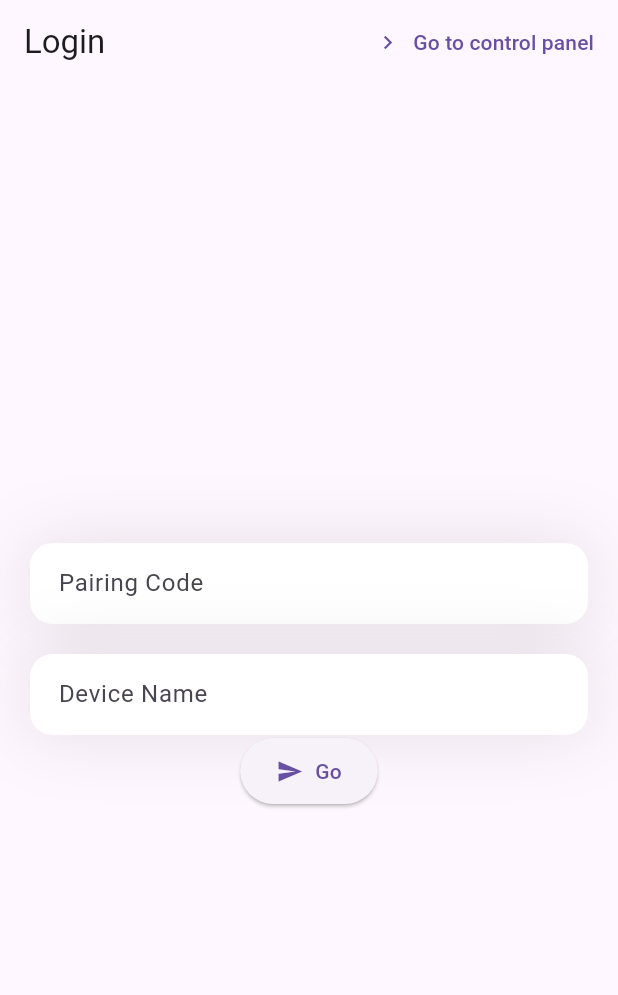
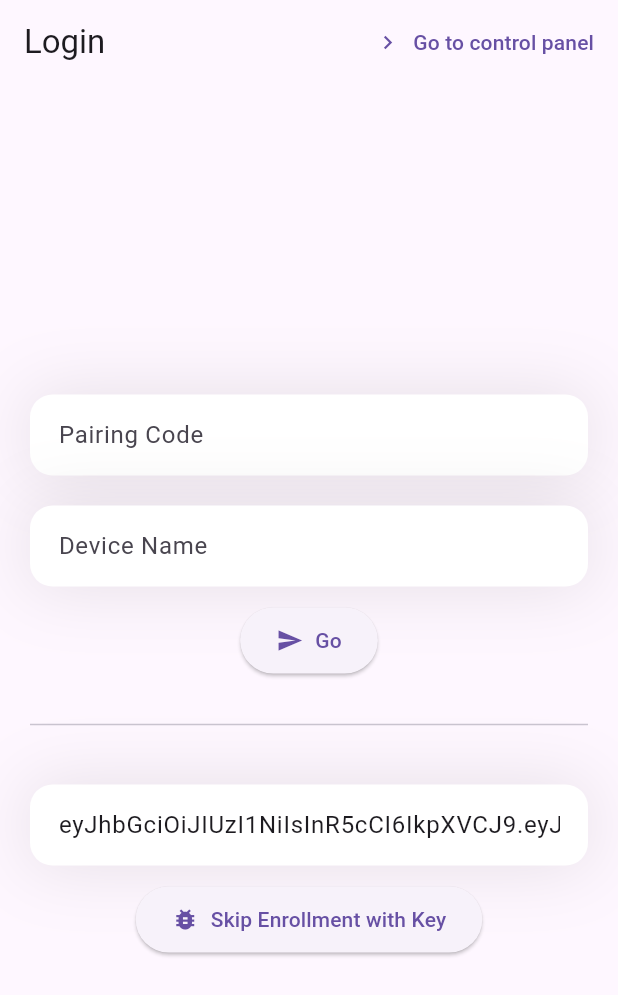
Before and after one commit to sinemadalan/digital_assistant, a Flutter app: the screen it shows after launch, on a phone screen of 412 x 824 dp. Shown: the top 995 px of the screen. Run offline on Flutter 3.47's test engine with Material 3 defaults, Android fonts, the phone set to English and light mode, and no system bars; our stand-ins replace flutter_secure_storage.

Commit message:
Add debug JWT login bypass and update analysis options

```diff
--- a/analysis_options.yaml
+++ b/analysis_options.yaml
@@ -7,6 +7,10 @@
 
 # The following line activates a set of recommended lints for Flutter apps,
 # packages, and plugins designed to encourage good coding practices.
+analyzer:
+  exclude:
+    - build/**
+    - android/**
 include: package:flutter_lints/flutter.yaml
 
 linter:
--- a/lib/pages/login_page.dart
+++ b/lib/pages/login_page.dart
@@ -4,29 +4,34 @@ import 'package:flutter/material.dart';
 import '../Util/user_auth_manager.dart' as auth;
 
 class LoginPage extends StatefulWidget {
-  const LoginPage({Key? key}) : super(key: key);
+  const LoginPage({super.key});
 
   @override
   State<LoginPage> createState() => _LoginPageState();
 }
-class _LoginPageState extends State<LoginPage>{
-  @override
-  State<LoginPage> createState() => _LoginPageState();
+
+class _LoginPageState extends State<LoginPage> {
   final TextEditingController _pairingCodeController = TextEditingController();
   final TextEditingController _deviceNameController = TextEditingController();
+  final TextEditingController _debugTokenController = TextEditingController(
+    text:
+        "eyJhbGciOiJIUzI1NiIsInR5cCI6IkpXVCJ9.eyJzdWIiOiIwMWEwNTgyMS02NTg4LTdlNDQtODg4OC1mMDNlYmEwOTEyY2MiLCJ0eXAiOiJkZXZpY2UiLCJpYXQiOjE3ODgxODQ5Nzh9.x_90gl0Tc9jqkoygWj5nB2MX9RlXvuoBsU3diMo-9Ug",
+  );
 
   // 3. Dispose of controllers when the widget is destroyed
   @override
   void dispose() {
     _pairingCodeController.dispose();
     _deviceNameController.dispose();
+    _debugTokenController.dispose();
     super.dispose();
   }
 
+  @override
   Widget build(BuildContext context) {
-    Future<void> navigateToControlPanel () => Navigator.push(
+    Future<void> navigateToControlPanel() => Navigator.push(
       context,
-        MaterialPageRoute<void>(builder: (context) => const ControlPanel())
+      MaterialPageRoute<void>(builder: (context) => const ControlPanel()),
     );
 
     return Scaffold(
@@ -41,25 +46,53 @@ class _LoginPageState extends State<LoginPage>{
         ],
       ),
       body: Center(
+        child: SingleChildScrollView(
           child: Column(
             mainAxisAlignment: MainAxisAlignment.center,
             children: [
               decoratedTextFieldContainer("Pairing Code", _pairingCodeController),
               decoratedTextFieldContainer("Device Name", _deviceNameController),
+              const SizedBox(height: 12),
               decoratedButtonContainer("Go", () async {
                 String key = _pairingCodeController.text;
                 String deviceName = _deviceNameController.text;
                 var result = await auth.mockEnrollDeviceIfTokenNotExist(key, deviceName);
                 if (result == EnrollResult.success) {
                   navigateToControlPanel();
-                }else{
+                } else {
                   print("Error: $result");
+                  if (context.mounted) {
                     ScaffoldMessenger.of(context).showSnackBar(SnackBar(content: Text("Error: $result")));
                   }
                 }
-
-            )
+              }),
+              const SizedBox(height: 24),
+              const Divider(indent: 20, endIndent: 20),
+              const SizedBox(height: 12),
+              decoratedTextFieldContainer("Debug JWT Key", _debugTokenController),
+              const SizedBox(height: 12),
+              decoratedButtonContainer(
+                "Skip Enrollment with Key",
+                () async {
+                  String token = _debugTokenController.text;
+                  String deviceName =
+                      _deviceNameController.text.isNotEmpty
+                          ? _deviceNameController.text
+                          : "idk";
+                  var result = await auth.skipEnrollWithKeyForDebug(token, deviceName);
+                  if (result == EnrollResult.success) {
+                    navigateToControlPanel();
+                  } else {
+                    print("Error: $result");
+                    if (context.mounted) {
+                      ScaffoldMessenger.of(context).showSnackBar(SnackBar(content: Text("Error: $result")));
+                    }
+                  }
+                },
+                icon: Icons.bug_report,
+              ),
             ],
+          ),
         ),
       ),
     );
@@ -94,10 +127,14 @@ class _LoginPageState extends State<LoginPage>{
     );
   }
 
-  Widget decoratedButtonContainer(String str, void Function()? callback) {
+  Widget decoratedButtonContainer(
+    String str,
+    void Function()? callback, {
+    IconData icon = Icons.send,
+  }) {
     return ElevatedButton.icon(
       onPressed: callback,
-      icon: const Icon(Icons.send),
+      icon: Icon(icon),
       label: Text(str),
       style: ElevatedButton.styleFrom(
         padding: const EdgeInsets.symmetric(horizontal: 24, vertical: 12),
```
Also changed, not shown: lib/Util/user_auth_manager.dart (+13 -1 lines), pubspec.lock. Lines whose indentation alone changed are shown as unchanged.
